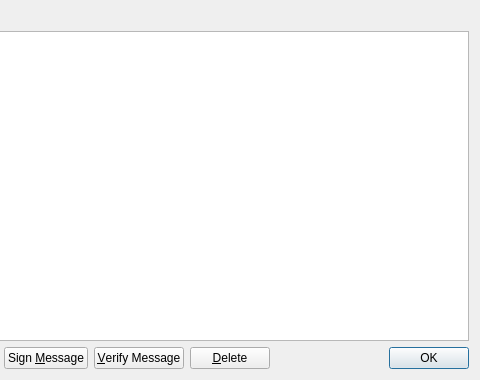
Before: the Qt Designer form src/qt/forms/addressbookpage.ui in MintcoinCommunity/Mintcoin-Desktop-Wallet, drawn with Qt 5; both pictures show x 280 to 760 and y 0 to 380 of the 760 by 380 pixel window.
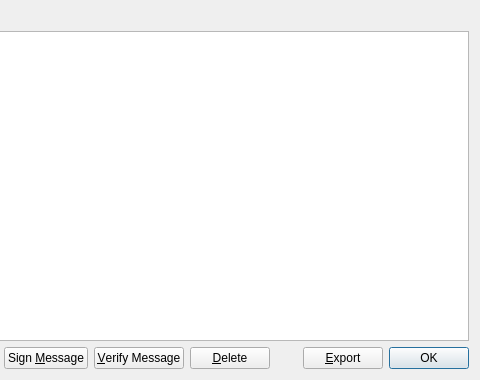
After: the same form once the commit is applied. Icons and pictures are not drawn.

Commit message:
qt: move export button to tabs
Having the export button at the top was confusing people into thinking
the entire wallet was exported.

This commit moves the export button to the address book, receiving
addresses and transaction tabs separately.

BTC Commit(s):
45155d3010a3bbbe3cfbba670538ae18b9772a39

Patch:
```diff
--- a/src/qt/forms/addressbookpage.ui
+++ b/src/qt/forms/addressbookpage.ui
@@ -148,6 +148,20 @@
        </property>
       </spacer>
      </item>
+     <item>
+      <widget class="QPushButton" name="exportButton">
+       <property name="toolTip">
+        <string>Export the data in the current tab to a file</string>
+       </property>
+       <property name="text">
+        <string>&amp;Export</string>
+       </property>
+       <property name="icon">
+        <iconset resource="../bitcoin.qrc">
+         <normaloff>:/icons/export</normaloff>:/icons/export</iconset>
+       </property>
+      </widget>
+     </item>
      <item>
       <widget class="QDialogButtonBox" name="buttonBox">
        <property name="sizePolicy">
```
The commit also changes 5 other files.
